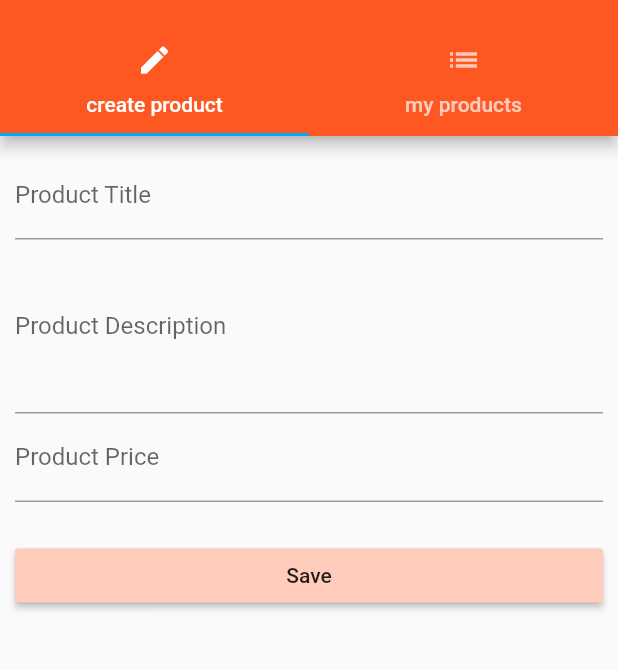
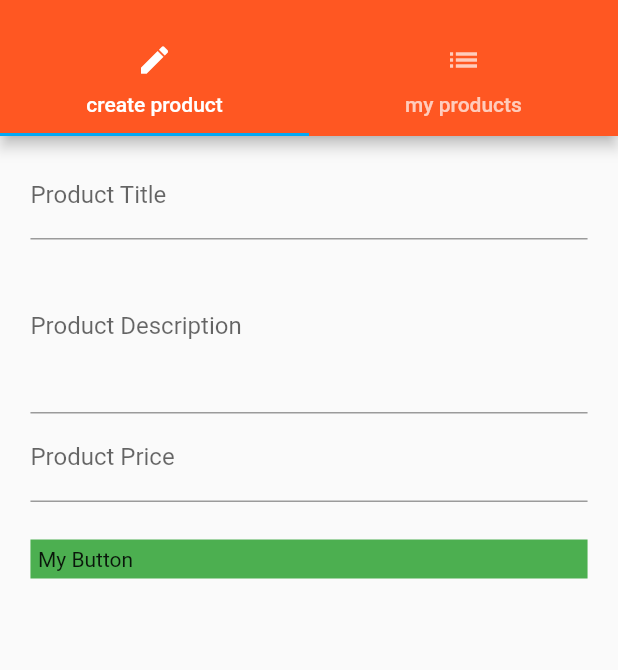
Before and after one commit to ofu997/flutter1, a Flutter app: the ProductManagerPage screen opened by its route, on a phone screen of 412 x 824 dp, the part 59-729 px from its top. Run offline on Flutter 3.47's test engine with Material 2 defaults, Android fonts, the light colour scheme and no system bars.

Commit message:
other widget changes

```diff
--- a/lib/pages/product_create.dart
+++ b/lib/pages/product_create.dart
@@ -63,19 +63,32 @@
 
   @override
   Widget build(BuildContext context) {
+    final double deviceWidth = MediaQuery.of(context).size.width;
+    final double targetWidth = deviceWidth > 550.0 ? 500.0 : deviceWidth * 0.95;
+    final double targetPadding = deviceWidth - targetWidth;
     return Container(
+      width: targetWidth,
       margin: EdgeInsets.all(10.0),
       child: ListView(
-        children: <Widget>[
+        padding: EdgeInsets.symmetric(horizontal: targetPadding /2),
+        children: <Widget>[//ListView children always take full available width
           _buildTitleTextField(),
           _buildDescriptionTextField(),
           _buildPriceTextField(),
           SizedBox(height: 25.0,),
-          RaisedButton(
-            color: Theme.of(context).primaryColorLight,
-            child: Text('Save'),
-            onPressed: _submitForm,
-          )
+          // RaisedButton(
+          //   color: Theme.of(context).primaryColorLight,
+          //   child: Text('Save'),
+          //   onPressed: _submitForm,
+          // ),
+          GestureDetector(//offers other types of listener events
+            onTap: _submitForm,
+            child: Container(
+              color: Colors.green,
+              padding: EdgeInsets.all(5.0),
+              child: Text('My Button'),
+            ),
+          ),
         ],
       ),
     );
```
